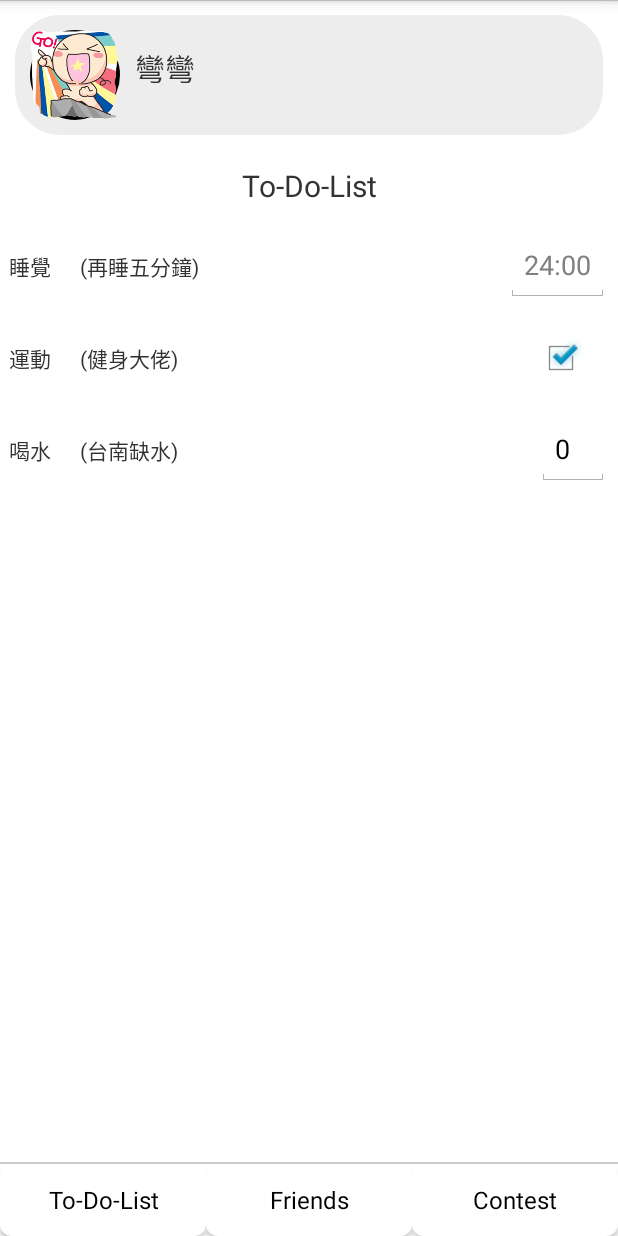
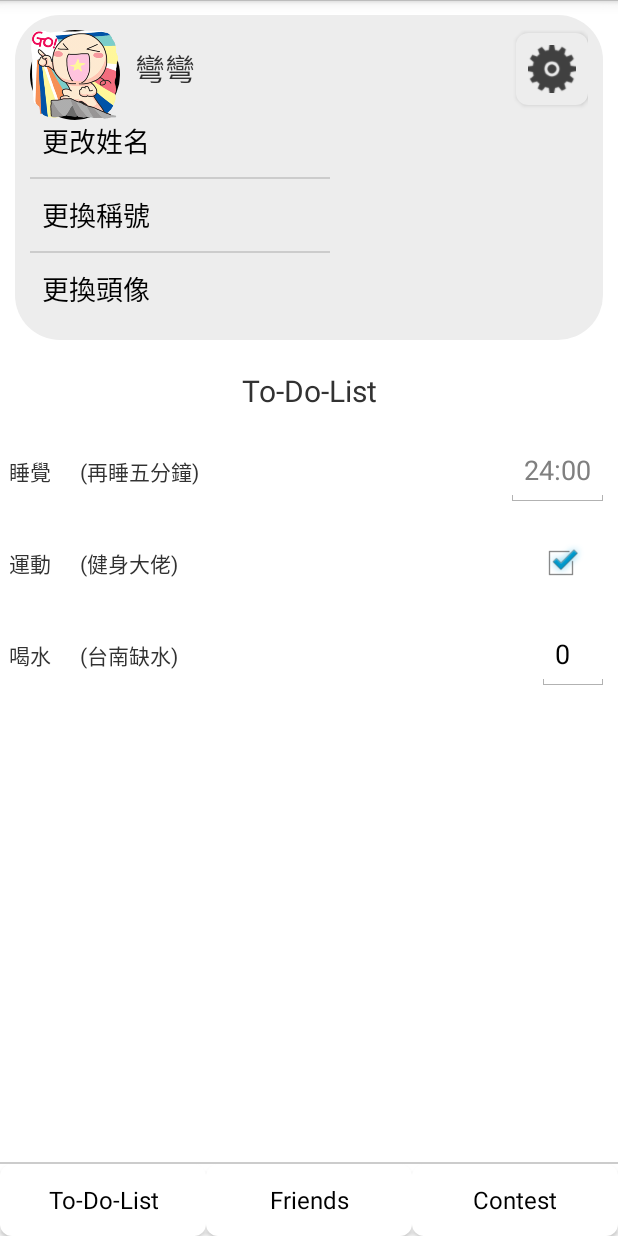
Before and after one commit to heavenrain/StriveLife, an Android app: the screen it shows after launch (MainActivity), after a tap on an icon or button, on a phone screen of 412 x 824 dp. Run offline under Robolectric (Android 15) with nearby library versions, the phone set to English and light mode, and no system bars; 1 other tap on this screen came first.

Commit message:
To-Do-List + Friend List + Settings

```diff
--- a/app/src/main/java/com/example/strivelife/MainActivity.java
+++ b/app/src/main/java/com/example/strivelife/MainActivity.java
@@ -9,6 +9,10 @@ import android.widget.Button;
 import android.widget.ListView;
 import android.content.Intent;
 import android.view.Window;
+import android.widget.ArrayAdapter;
+import android.widget.ImageButton;
+import android.widget.ListAdapter;
+import android.view.ViewGroup;
 
 
 public class MainActivity extends Activity {
@@ -18,6 +22,8 @@ public class MainActivity extends Activity {
     private static final int SECOND_ACTIVITY_REQUEST_CODE = 1;
     ArrayList<Friend> friendList;
     ArrayList<Task> taskList;
+    private ListView settingsListView;
+    private boolean isSettingsVisible = false;
 
 
     @Override
@@ -40,6 +46,20 @@ public class MainActivity extends Activity {
 
         // 顯示 Task 列表, 呈現功能
         displayTaskListView(taskList);
+
+        settingsListView = findViewById(R.id.settingsListView);
+        ImageButton settingsButton = findViewById(R.id.settings_button);
+
+        settingsButton.setOnClickListener(new View.OnClickListener() {
+            @Override
+            public void onClick(View v) {
+                if (isSettingsVisible) {
+                    hideSettings();
+                } else {
+                    showSettings();
+                }
+            }
+        });
 
         // 前往 Friend 列表介面的 Button
         Button btn_to_2 = (Button) findViewById(R.id.button2);
@@ -80,4 +100,27 @@ public class MainActivity extends Activity {
         listView.setAdapter(taskAdapter);
 
     }
+    private void showSettings() {
+        settingsListView.setVisibility(View.VISIBLE);
+        isSettingsVisible = true;
+
+        ArrayList<String> settingsData = new ArrayList<String>();
+        settingsData.add("更改姓名");
+        settingsData.add("更換稱號");
+        settingsData.add("更換頭像");
+
+
+        // 創建您的設定列表適配器，例如 ArrayAdapter 或自定義的適配器
+        ArrayAdapter<String> adapter = new ArrayAdapter<>(this, android.R.layout.simple_list_item_1, settingsData);
+
+        // 設定設定列表的適配器
+        settingsListView.setAdapter(adapter);
+    }
+
+    private void hideSettings() {
+        settingsListView.setVisibility(View.GONE);
+        isSettingsVisible = false;
+    }
+    // 取得最寬的項目寬度
+
 }
--- /dev/null
+++ b/app/src/main/res/drawable/button_background_gray.xml
@@ -0,0 +1,5 @@
+<?xml version="1.0" encoding="utf-8"?>
+<shape xmlns:android="http://schemas.android.com/apk/res/android">
+    <solid android:color="@color/gray" /> <!-- 按鈕背景顏色，請在 colors.xml 中定義 -->
+    <corners android:radius="8dp" /> <!-- 圓角半徑，可自行調整 -->
+</shape>
--- a/app/src/main/res/layout/activity_main.xml
+++ b/app/src/main/res/layout/activity_main.xml
@@ -10,26 +10,51 @@
         android:layout_height="wrap_content"
         android:orientation="vertical">
 
-        <LinearLayout
+        <RelativeLayout
             android:layout_width="match_parent"
             android:layout_height="wrap_content"
             android:orientation="horizontal"
             style="@style/LinearLayoutStyle">
 
             <ImageView
+                android:id="@+id/avatar"
                 android:layout_width="60dp"
                 android:layout_height="60dp"
                 android:src="@drawable/tt"
                 android:background="@drawable/circle_background" />
 
             <TextView
+                android:id="@+id/name_textView"
                 android:layout_width="match_parent"
                 android:layout_height="wrap_content"
                 android:padding="10dp"
                 android:text="@string/some_text"
                 android:textSize="20sp"
-                android:drawablePadding="8dp" />
-        </LinearLayout>
+                android:drawablePadding="8dp"
+                android:layout_toEndOf="@id/avatar" />
+
+
+            <ImageButton
+                android:id="@+id/settings_button"
+                style="@style/ButtonStyle_gray"
+                android:layout_width="48dp"
+                android:layout_height="48dp"
+                android:scaleType="centerInside"
+                android:layout_alignParentEnd="true"
+                android:layout_alignBottom="@id/name_textView"
+                android:contentDescription="Settings"
+                android:src="@drawable/settings"/>
+
+            <ListView
+                android:id="@+id/settingsListView"
+                android:layout_width="200dp"
+                android:layout_height="wrap_content"
+                android:visibility="gone"
+                android:divider="@color/divider_color"
+                android:dividerHeight="1dp"
+                android:layout_below="@id/settings_button" />
+
+        </RelativeLayout>
 
         <TextView
             android:layout_width="match_parent"
@@ -42,9 +67,8 @@
 
         <ListView
             android:id="@+id/listView1"
-            android:layout_width="match_parent"
+            android:layout_width="wrap_content"
             android:layout_height="wrap_content"
-            android:layout_weight="1"
             style="@style/ListViewStyle" />
     </LinearLayout>
 
@@ -58,7 +82,7 @@
 
         <Button
             android:id="@+id/button1"
-            style="@style/ButtonStyle"
+            style="@style/ButtonStyle_white"
             android:layout_width="0dp"
             android:layout_height="wrap_content"
             android:layout_weight="1"
@@ -66,7 +90,7 @@
 
         <Button
             android:id="@+id/button2"
-            style="@style/ButtonStyle"
+            style="@style/ButtonStyle_white"
             android:layout_width="0dp"
             android:layout_height="wrap_content"
             android:layout_weight="1"
@@ -74,7 +98,7 @@
 
         <Button
             android:id="@+id/button3"
-            style="@style/ButtonStyle"
+            style="@style/ButtonStyle_white"
             android:layout_width="0dp"
             android:layout_height="wrap_content"
             android:layout_weight="1"
--- a/app/src/main/res/values/colors.xml
+++ b/app/src/main/res/values/colors.xml
@@ -2,6 +2,7 @@
 <resources>
     <color name="black">#FF000000</color>
     <color name="white">#FFFFFFFF</color>
+    <color name="gray">#EDEDED</color>
     <color name="divider_color">#CCCCCC</color>
     <color name="list_selector_color">#E8E8E8</color>
     <color name="button_background">#ECEFF1</color> <!-- 按鈕背景顏色，這裡使用白色 -->
--- a/app/src/main/res/values/styles.xml
+++ b/app/src/main/res/values/styles.xml
@@ -39,8 +39,15 @@
         <item name="android:background">@color/white</item>
     </style>
 
-    <style name="ButtonStyle" parent="Widget.AppCompat.Button">
-        <item name="android:background">@drawable/button_background</item>
+    <style name="ButtonStyle_white" parent="Widget.AppCompat.Button">
+        <item name="android:background">@drawable/button_background_white</item>
+        <item name="android:textColor">@color/button_text_color</item>
+        <item name="android:textSize">16sp</item>
+        <item name="android:padding">8dp</item>
+    </style>
+
+    <style name="ButtonStyle_gray" parent="Widget.AppCompat.Button">
+        <item name="android:background">@drawable/button_background_gray</item>
         <item name="android:textColor">@color/button_text_color</item>
         <item name="android:textSize">16sp</item>
         <item name="android:padding">8dp</item>
```
Also changed, not shown: app/src/main/res/layout/activity_second.xml (+4 -3 lines), app/src/main/res/layout/setting_item_layout.xml (added, +22 -0 lines), app/src/main/res/drawable/button_background_white.xml (renamed from app/src/main/res/drawable/button_background.xml), app/src/main/res/drawable/settings.png (added).
